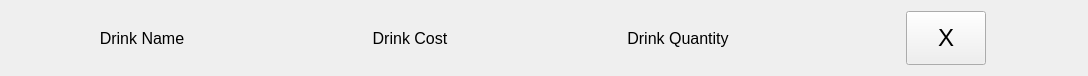
Qt form tab_row_template.ui (asarinn/house-party-POS) before a commit.
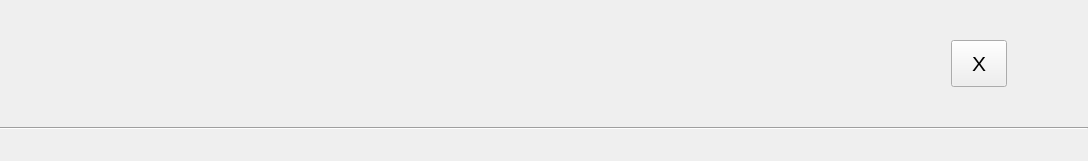
The same form after that commit.

Patch:
```diff
--- a/tab_row_template.ui
+++ b/tab_row_template.ui
@@ -7,15 +7,33 @@
     <x>0</x>
     <y>0</y>
     <width>1088</width>
-    <height>76</height>
+    <height>161</height>
    </rect>
   </property>
   <property name="windowTitle">
    <string>Form</string>
   </property>
   <layout class="QVBoxLayout" name="verticalLayout">
+   <property name="spacing">
+    <number>10</number>
+   </property>
+   <property name="leftMargin">
+    <number>0</number>
+   </property>
+   <property name="topMargin">
+    <number>10</number>
+   </property>
+   <property name="rightMargin">
+    <number>0</number>
+   </property>
+   <property name="bottomMargin">
+    <number>0</number>
+   </property>
    <item>
-    <layout class="QHBoxLayout" name="horizontalLayout" stretch="1,1,1,1">
+    <layout class="QHBoxLayout" name="horizontalLayout" stretch="1,1,1,1,1">
+     <property name="spacing">
+      <number>0</number>
+     </property>
      <item>
       <widget class="QLabel" name="drink_name_label">
        <property name="font">
@@ -23,9 +41,6 @@
          <pointsize>12</pointsize>
         </font>
        </property>
-       <property name="text">
-        <string>Drink Name</string>
-       </property>
        <property name="alignment">
         <set>Qt::AlignCenter</set>
        </property>
@@ -38,9 +53,6 @@
          <pointsize>12</pointsize>
         </font>
        </property>
-       <property name="text">
-        <string>Drink Cost</string>
-       </property>
        <property name="alignment">
         <set>Qt::AlignCenter</set>
        </property>
@@ -53,55 +65,55 @@
          <pointsize>12</pointsize>
         </font>
        </property>
-       <property name="text">
-        <string>Drink Quantity</string>
+       <property name="alignment">
+        <set>Qt::AlignCenter</set>
        </property>
+      </widget>
+     </item>
+     <item>
+      <widget class="QLabel" name="total_label">
+       <property name="font">
+        <font>
+         <pointsize>12</pointsize>
+        </font>
+       </property>
        <property name="alignment">
         <set>Qt::AlignCenter</set>
        </property>
       </widget>
      </item>
      <item>
-      <layout class="QGridLayout" name="gridLayout" columnstretch="1,0,1">
-       <item row="0" column="1">
+      <layout class="QHBoxLayout" name="horizontalLayout_2">
+       <item>
+        <spacer name="horizontalSpacer">
+         <property name="orientation">
+          <enum>Qt::Horizontal</enum>
+         </property>
+         <property name="sizeHint" stdset="0">
+          <size>
+           <width>40</width>
+           <height>20</height>
+          </size>
+         </property>
+        </spacer>
+       </item>
+       <item>
         <widget class="QPushButton" name="remove_button">
-         <property name="sizePolicy">
-          <sizepolicy hsizetype="Preferred" vsizetype="Preferred">
-           <horstretch>0</horstretch>
-           <verstretch>0</verstretch>
-          </sizepolicy>
-         </property>
-         <property name="minimumSize">
-          <size>
-           <width>50</width>
-           <height>50</height>
-          </size>
-         </property>
          <property name="font">
           <font>
-           <pointsize>18</pointsize>
+           <pointsize>16</pointsize>
           </font>
          </property>
+         <property name="styleSheet">
+          <string notr="true">padding: 10px 20px</string>
+         </property>
          <property name="text">
           <string>X</string>
          </property>
         </widget>
        </item>
-       <item row="0" column="2">
-        <spacer name="horizontalSpacer_2">
-         <property name="orientation">
-          <enum>Qt::Horizontal</enum>
-         </property>
-         <property name="sizeHint" stdset="0">
-          <size>
-           <width>40</width>
-           <height>20</height>
-          </size>
-         </property>
-        </spacer>
-       </item>
-       <item row="0" column="0">
-        <spacer name="horizontalSpacer">
+       <item>
+        <spacer name="horizontalSpacer_6">
          <property name="orientation">
           <enum>Qt::Horizontal</enum>
          </property>
@@ -117,6 +129,13 @@
      </item>
     </layout>
    </item>
+   <item>
+    <widget class="Line" name="line">
+     <property name="orientation">
+      <enum>Qt::Horizontal</enum>
+     </property>
+    </widget>
+   </item>
   </layout>
  </widget>
  <resources/>
```
Left out of the diff: 6 changed lines with no effect on the pictures.
